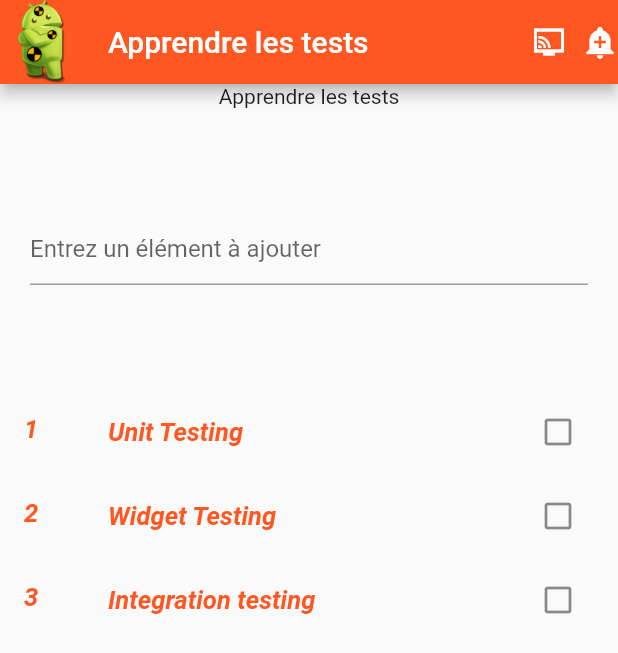
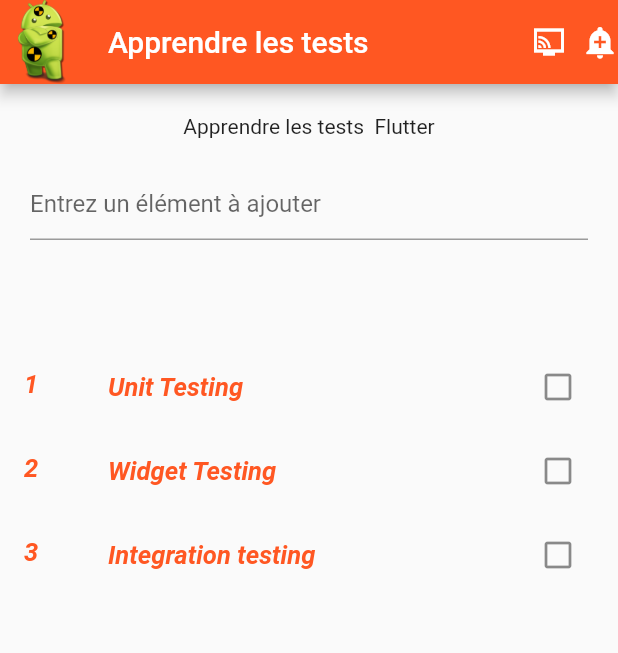
Before and after one commit to Devsaci/learn_test_flutter_Passerel, a Flutter app: the screen it shows after launch, on a phone screen of 412 x 824 dp. Shown: the top 653 px of the screen. Run offline on Flutter 3.47's test engine with Material 2 defaults, Android fonts, the phone set to English and light mode, and no system bars.

Commit message:
Text("Apprendre les tests  Flutter"),

```diff
--- a/lib/home.dart
+++ b/lib/home.dart
@@ -37,8 +37,10 @@ class _HomeState extends State<Home> {
       appBar: CustomAppBar(),
       body: Column(
         children: [
-          const Text("Apprendre les tests"),
-          const SizedBox(height: 50),
+          const Padding(
+            padding: EdgeInsets.only(top: 20),
+            child: Text("Apprendre les tests  Flutter"),
+          ),
           Padding(
             padding: const EdgeInsets.all(20.0),
             child: TextField(
```
